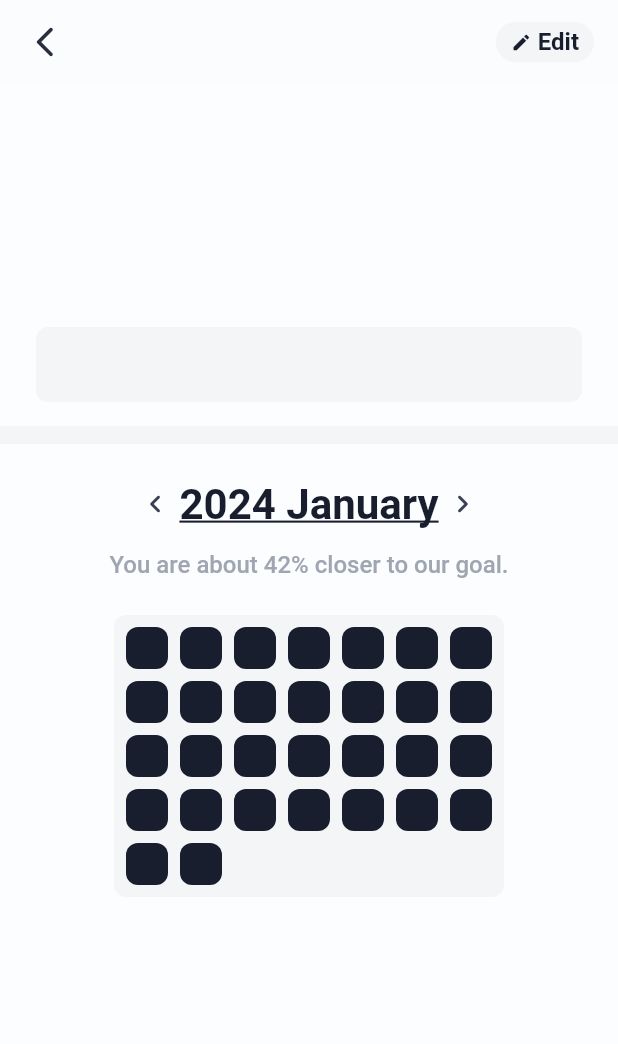
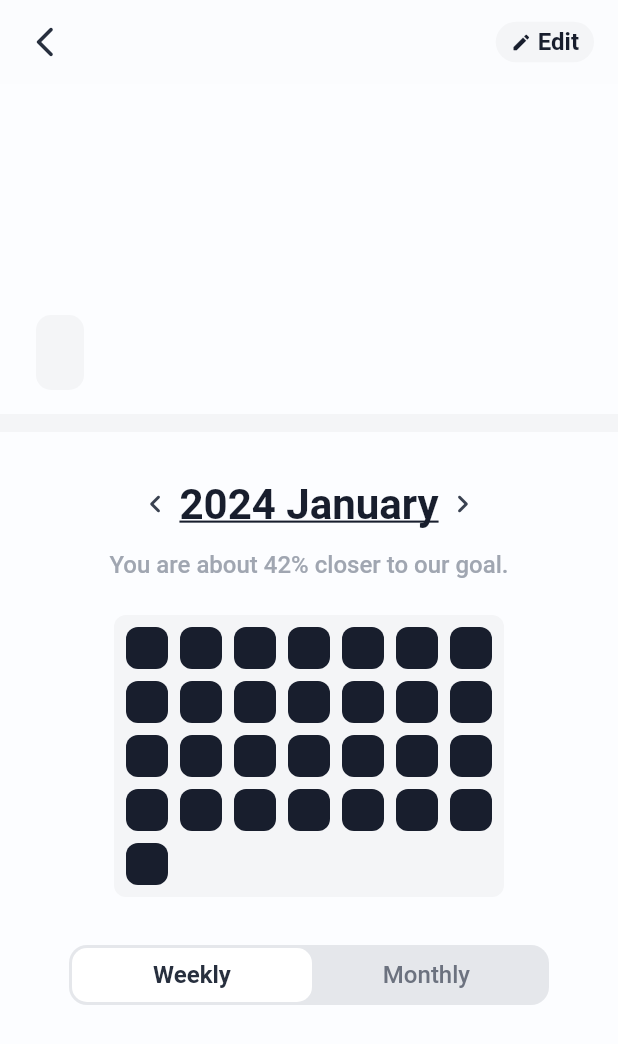
Before and after one commit to jeaniecho/zest-habit, a Flutter app: the TaskDetailPage screen opened directly, on a phone screen of 412 x 824 dp. Shown: the top 1044 px of the screen. Run offline on Flutter 3.47's test engine with Material 3 defaults, Android fonts, the phone set to English and light mode, and no system bars; our stand-ins replace firebase_core, isar, rxdart; accounts and stored records are empty; generated files the repository leaves out were written again; Roboto replaces fonts that are missing (Pretendard); statements that could not run were skipped; project files that could hold a hidden picture were left out.

Commit message:
monthly view update

```diff
--- a/lib/pages/task/task_detail_page.dart
+++ b/lib/pages/task/task_detail_page.dart
@@ -9,7 +9,9 @@ import 'package:habit_app/styles/tokens.dart';
 import 'package:habit_app/styles/typos.dart';
 import 'package:habit_app/widgets/ht_appbar.dart';
 import 'package:habit_app/widgets/ht_text.dart';
+import 'package:habit_app/widgets/ht_toggle.dart';
 import 'package:provider/provider.dart';
+import 'package:quiver/time.dart';
 
 class TaskDetailPage extends StatelessWidget {
   const TaskDetailPage({super.key});
@@ -100,13 +102,10 @@ class TaskDesc extends StatelessWidget {
         crossAxisAlignment: CrossAxisAlignment.start,
         children: [
           if (task.emoji != null)
-            Padding(
-              padding: HTEdgeInsets.bottom8,
-              child: HTText(
+            HTText(
               task.emoji!,
               typoToken: HTTypoToken.headlineLarge,
               color: HTColors.black,
-              ),
             ),
           HTText(
             task.title,
@@ -129,19 +128,15 @@ class TaskDesc extends StatelessWidget {
           if (task.desc != null)
             Container(
               margin: HTEdgeInsets.top12,
-              padding: HTEdgeInsets.h12v16,
+              padding: HTEdgeInsets.all16,
               decoration: BoxDecoration(
                 color: HTColors.gray010,
-                borderRadius: HTBorderRadius.circular8,
+                borderRadius: HTBorderRadius.circular10,
               ),
-              child: Row(
-                children: [
-                  HTText(
+              child: HTText(
                 task.desc!,
                 typoToken: HTTypoToken.captionMedium,
                 color: HTColors.gray070,
-                  ),
-                ],
               ),
             ),
           HTSpacers.height16,
@@ -156,11 +151,15 @@ class TaskCalendar extends StatelessWidget {
 
   @override
   Widget build(BuildContext context) {
-    return const Column(
+    return Column(
       children: [
-        HTSpacers.height24,
-        TaskMonthly(),
-        HTSpacers.height24,
+        HTSpacers.height32,
+        const TaskMonthly(),
+        HTSpacers.height32,
+        HTAnimatedToggle(
+          values: const ['Weekly', 'Monthly'],
+          onToggleCallback: (value) {},
+        ),
       ],
     );
   }
@@ -240,9 +239,13 @@ class TaskMonthlyCalendar extends StatelessWidget {
 
   @override
   Widget build(BuildContext context) {
+    DateTime today = DateTime.now();
+    int daysCount = daysInMonth(today.year, today.month);
+
     return Container(
-      width: (28 * 7) + (8 * 6) + 16,
-      height: (28 * 5) + (8 * 4) + 16,
+      width: (28 * 7) +
+          (8 * 6) +
+          16, // (boxWidth * 7days) + (boxPadding * (7-1)days) + containerPadding
       padding: HTEdgeInsets.all8,
       decoration: BoxDecoration(
         color: HTColors.gray010,
@@ -250,6 +253,7 @@ class TaskMonthlyCalendar extends StatelessWidget {
       ),
       child: GridView.builder(
         shrinkWrap: true,
+        padding: HTEdgeInsets.zero,
         physics: const NeverScrollableScrollPhysics(),
         gridDelegate: const SliverGridDelegateWithFixedCrossAxisCount(
           crossAxisCount: 7,
@@ -266,7 +270,7 @@ class TaskMonthlyCalendar extends StatelessWidget {
             ),
           );
         },
-        itemCount: 30,
+        itemCount: daysCount,
       ),
     );
   }
--- a/lib/styles/tokens.dart
+++ b/lib/styles/tokens.dart
@@ -127,6 +127,7 @@ class HTBorderRadius {
   static final circular4 = BorderRadius.circular(4);
   static final circular6 = BorderRadius.circular(6);
   static final circular8 = BorderRadius.circular(8);
+  static final circular10 = BorderRadius.circular(10);
   static final circular12 = BorderRadius.circular(12);
   static final circular16 = BorderRadius.circular(16);
   static final circular20 = BorderRadius.circular(20);
--- /dev/null
+++ b/lib/widgets/ht_toggle.dart
@@ -0,0 +1,98 @@
+import 'package:flutter/material.dart';
+import 'package:habit_app/styles/colors.dart';
+import 'package:habit_app/styles/tokens.dart';
+import 'package:habit_app/styles/typos.dart';
+import 'package:habit_app/widgets/ht_text.dart';
+
+class HTAnimatedToggle extends StatefulWidget {
+  final List<String> values;
+  final ValueChanged onToggleCallback;
+  final Color backgroundColor;
+  final Color buttonColor;
+  final Color textColor;
+  final double width;
+  final double height;
+
+  const HTAnimatedToggle({
+    super.key,
+    required this.values,
+    required this.onToggleCallback,
+    this.backgroundColor = HTColors.gray020,
+    this.buttonColor = HTColors.white,
+    this.textColor = HTColors.black,
+    this.width = 320,
+    this.height = 40,
+  });
+  @override
+  State<HTAnimatedToggle> createState() => _HTAnimatedToggleState();
+}
+
+class _HTAnimatedToggleState extends State<HTAnimatedToggle> {
+  bool initialPosition = true;
+  @override
+  Widget build(BuildContext context) {
+    return SizedBox(
+      width: widget.width,
+      height: widget.height,
+      child: Stack(
+        children: <Widget>[
+          GestureDetector(
+            onTap: () {
+              initialPosition = !initialPosition;
+              var index = 0;
+              if (!initialPosition) {
+                index = 1;
+              }
+              widget.onToggleCallback(index);
+              setState(() {});
+            },
+            child: Container(
+              width: widget.width,
+              height: widget.height,
+              decoration: ShapeDecoration(
+                color: widget.backgroundColor,
+                shape: RoundedRectangleBorder(
+                  borderRadius: HTBorderRadius.circular12,
+                ),
+              ),
+              child: Row(
+                mainAxisAlignment: MainAxisAlignment.spaceAround,
+                children: List.generate(
+                  widget.values.length,
+                  (index) => HTText(
+                    widget.values[index],
+                    typoToken: HTTypoToken.captionMedium,
+                    color: HTColors.gray050,
+                  ),
+                ),
+              ),
+            ),
+          ),
+          AnimatedAlign(
+            duration: const Duration(milliseconds: 200),
+            curve: Curves.decelerate,
+            alignment:
+                initialPosition ? Alignment.centerLeft : Alignment.centerRight,
+            child: Container(
+              width: widget.width / 2,
+              height: widget.height,
+              margin: HTEdgeInsets.all2,
+              decoration: ShapeDecoration(
+                color: widget.buttonColor,
+                shape: RoundedRectangleBorder(
+                  borderRadius: HTBorderRadius.circular10,
+                ),
+              ),
+              alignment: Alignment.center,
+              child: HTText(
+                initialPosition ? widget.values[0] : widget.values[1],
+                typoToken: HTTypoToken.subtitleMedium,
+                color: HTColors.gray080,
+              ),
+            ),
+          ),
+        ],
+      ),
+    );
+  }
+}
--- a/pubspec.yaml
+++ b/pubspec.yaml
@@ -19,6 +19,7 @@ dependencies:
   path_provider: ^2.1.2
   intl: ^0.19.0
   firebase_core: ^2.25.3
+  quiver: ^3.2.1
 
 dev_dependencies:
   flutter_test:
```
Also changed, not shown: pubspec.lock. Lines whose indentation alone changed are shown as unchanged.
